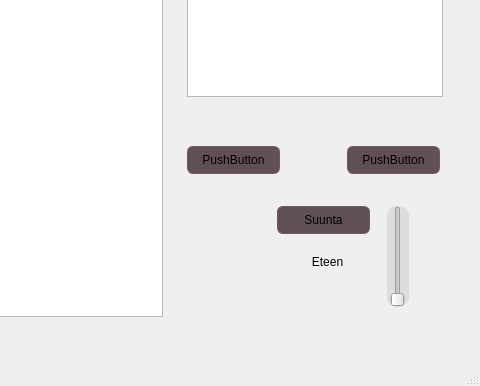
MilanFIN/TrainGame, file TrainGame/mainwindow.ui: the form before one commit; both pictures show x 674 to 1154 and y 256 to 642 of the 1154 by 642 pixel window.
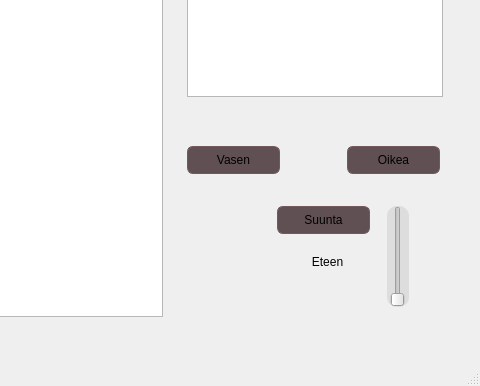
The form after the commit.

Commit message: buttonien nimet vaihdettu

The edit to the form file:
```diff
--- a/TrainGame/mainwindow.ui
+++ b/TrainGame/mainwindow.ui
@@ -178,7 +178,7 @@
 }</string>
       </property>
       <property name="text">
-       <string>PushButton</string>
+       <string>Vasen</string>
       </property>
      </widget>
      <widget class="QPushButton" name="pushButton_2">
@@ -208,7 +208,7 @@
 }</string>
       </property>
       <property name="text">
-       <string>PushButton</string>
+       <string>Oikea</string>
       </property>
      </widget>
      <widget class="QSlider" name="kaasuSlider">
```
Left out of the diff: 2 changed lines with no effect on the pictures.
